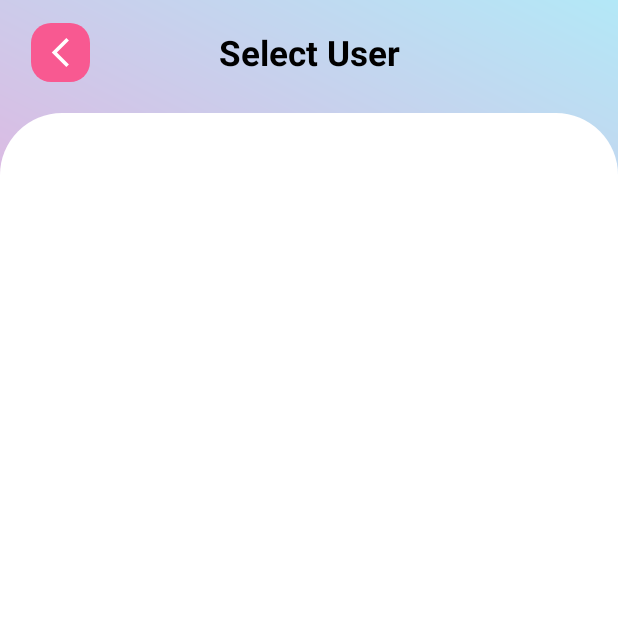
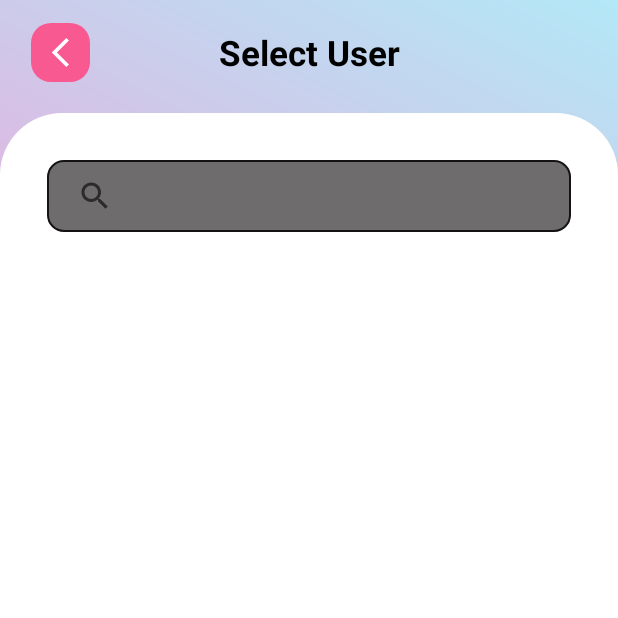
Before and after one commit to men3sgit/chat-app-android, an Android app: the UsersActivity screen opened directly, with no data from a screen before it, on a phone screen of 412 x 824 dp, the top half of it. Run offline under Robolectric (Android 15) with nearby library versions, the light colour scheme and no system bars; our stand-ins replace Firebase (no records; nobody signed in at launch, a user with empty details on screens opened directly), sdp/ssp sizes.

Commit message:
add Search feature

```diff
--- a/app/src/main/java/com/example/chat_app/activities/BaseActivity.java
+++ b/app/src/main/java/com/example/chat_app/activities/BaseActivity.java
@@ -11,7 +11,8 @@ import com.google.firebase.firestore.DocumentReference;
 import com.google.firebase.firestore.FirebaseFirestore;
 
 public class BaseActivity extends AppCompatActivity {
-
+    private static final int ACTIVE = 1;
+    private static final int INACTIVE = 0;
     private DocumentReference documentReference;
 
     @Override
@@ -25,12 +26,12 @@ public class BaseActivity extends AppCompatActivity {
     @Override
     protected void onPause() {
         super.onPause();
-        documentReference.update(Constants.KEY_AVAILABILITY, 0);
+        documentReference.update(Constants.KEY_AVAILABILITY, INACTIVE);
     }
 
     @Override
     protected void onResume() {
         super.onResume();
-        documentReference.update(Constants.KEY_AVAILABILITY, 1);
+        documentReference.update(Constants.KEY_AVAILABILITY, ACTIVE);
     }
 }
--- a/app/src/main/java/com/example/chat_app/activities/UsersActivity.java
+++ b/app/src/main/java/com/example/chat_app/activities/UsersActivity.java
@@ -1,10 +1,12 @@
 package com.example.chat_app.activities;
 
 import androidx.appcompat.app.AppCompatActivity;
+import androidx.appcompat.widget.SearchView;
 
 import android.content.Intent;
 import android.os.Bundle;
 import android.view.View;
+import android.widget.Toast;
 
 import com.example.chat_app.adapters.UsersAdapter;
 import com.example.chat_app.databinding.ActivityUsersBinding;
@@ -19,9 +21,9 @@ import java.util.ArrayList;
 import java.util.List;
 
 public class UsersActivity extends BaseActivity implements UserListener {
-
     private ActivityUsersBinding binding;
     private PreferenceManager preferenceManager;
+    private List<User> users;
 
     @Override
     protected void onCreate(Bundle savedInstanceState) {
@@ -29,24 +31,72 @@ public class UsersActivity extends BaseActivity implements UserListener {
         binding = ActivityUsersBinding.inflate(getLayoutInflater());
         setContentView(binding.getRoot());
         preferenceManager = new PreferenceManager(getApplicationContext());
+        // avoid require input from user's keyboard
+        binding.searchView.clearFocus();
         setListeners();
         getUsers();
     }
 
-    private void setListeners(){
+    private void setListeners() {
         binding.imageBack.setOnClickListener(v -> onBackPressed());
+        setSearchViewListener();
     }
 
-    private void getUsers(){
+    private void setSearchViewListener() {
+        binding.searchView.setOnQueryTextListener(new SearchView.OnQueryTextListener() {
+            @Override
+            public boolean onQueryTextSubmit(String query) {
+                return false;
+            }
+
+            @Override
+            public boolean onQueryTextChange(String newText) {
+                filterList(newText);
+                return true;
+            }
+        });
+
+    }
+
+    private void filterList(String newText) {
+        List<User> filteredList = new ArrayList<>();
+        for (User user : this.users) {
+            if (user.email.toLowerCase().contains(newText.toLowerCase()) // search for email
+                    || user.name.toLowerCase().contains(newText.toLowerCase())) { // search for name
+                filteredList.add(user);
+            }
+
+
+        }
+        if (filteredList.isEmpty()) {
+            binding.textDataNotFound.setVisibility(View.VISIBLE);
+            binding.usersRecyclerView.setVisibility(View.GONE);
+        } else {
+            UsersAdapter usersAdapter = new UsersAdapter(filteredList, this);
+            binding.usersRecyclerView.setAdapter(usersAdapter);
+            binding.usersRecyclerView.setVisibility(View.VISIBLE);
+            binding.textDataNotFound.setVisibility(View.GONE);
+        }
+    }
+
+    public void setFilteredList(List<User> filteredList) {
+        this.users = filteredList;
+    }
+
+    private void showToast(String message) {
+        Toast.makeText(getApplicationContext(), message, Toast.LENGTH_SHORT).show();
+    }
+
+    private void getUsers() {
         loading(true);
         FirebaseFirestore database = FirebaseFirestore.getInstance();
         database.collection(Constants.KEY_COLLECTION_USERS).get().addOnCompleteListener(task -> {
             loading(false);
             String currentId = preferenceManager.getString(Constants.KEY_USER_ID);
-            if(task.isSuccessful() && task.getResult()!=null){
-                List<User> users = new ArrayList<>();
-                for(QueryDocumentSnapshot queryDocumentSnapshot : task.getResult()){
-                    if(currentId.equals(queryDocumentSnapshot.getId())){
+            if (task.isSuccessful() && task.getResult() != null) {
+                users = new ArrayList<>();
+                for (QueryDocumentSnapshot queryDocumentSnapshot : task.getResult()) {
+                    if (currentId.equals(queryDocumentSnapshot.getId())) {
                         continue;
                     }
                     User user = new User();
@@ -58,26 +108,24 @@ public class UsersActivity extends BaseActivity implements UserListener {
                     users.add(user);
                 }
                 //MT list
-                if(users.size() >= 0){
+                if (users.size() >= 0) {
                     UsersAdapter usersAdapter = new UsersAdapter(users, this);
                     binding.usersRecyclerView.setAdapter(usersAdapter);
                     binding.usersRecyclerView.setVisibility(View.VISIBLE);
-                }
-                else showErrorMessage();
-            }
-            else showErrorMessage();
+                } else showErrorMessage();
+            } else showErrorMessage();
         });
     }
 
-    private void showErrorMessage(){
+    private void showErrorMessage() {
         binding.textErrorMessage.setText(String.format("%s", "No user available"));
         binding.textErrorMessage.setVisibility(View.VISIBLE);
     }
 
-    private void loading(Boolean isLoading){
-        if(isLoading){
+    private void loading(Boolean isLoading) {
+        if (isLoading) {
             binding.progressBar.setVisibility(View.VISIBLE);
-        }else binding.progressBar.setVisibility(View.INVISIBLE);
+        } else binding.progressBar.setVisibility(View.INVISIBLE);
     }
 
     @Override
--- /dev/null
+++ b/app/src/main/res/drawable/background_search_view.xml
@@ -0,0 +1,9 @@
+<?xml version="1.0" encoding="utf-8"?>
+<shape xmlns:android="http://schemas.android.com/apk/res/android">
+<corners
+    android:radius="@dimen/_8sdp"/>
+    <stroke android:color="@color/primary_text"
+        android:width="@dimen/_1sdp"/>
+    <solid android:color="@color/secondary_text"/>
+
+</shape>
--- a/app/src/main/res/layout/activity_users.xml
+++ b/app/src/main/res/layout/activity_users.xml
@@ -20,8 +20,7 @@
         android:src="@drawable/ic_back"
         app:layout_constraintStart_toStartOf="parent"
         app:layout_constraintTop_toTopOf="parent"
-        app:tint="@color/white"
-        />
+        app:tint="@color/white" />
 
     <TextView
         android:layout_width="wrap_content"
@@ -33,7 +32,8 @@
         app:layout_constraintBottom_toBottomOf="@id/imageBack"
         app:layout_constraintEnd_toEndOf="parent"
         app:layout_constraintStart_toStartOf="parent"
-        app:layout_constraintTop_toTopOf="@id/imageBack"/>
+        app:layout_constraintTop_toTopOf="@id/imageBack" />
+
 
     <FrameLayout
         android:layout_width="match_parent"
@@ -43,22 +43,35 @@
         app:layout_constraintBottom_toBottomOf="parent"
         app:layout_constraintTop_toBottomOf="@id/imageBack">
 
+
+        <androidx.appcompat.widget.SearchView
+            android:id="@+id/searchView"
+            android:background="@drawable/background_search_view"
+            android:layout_width="match_parent"
+            android:layout_height="wrap_content"
+            android:layout_margin="@dimen/_24sdp"
+            android:layout_marginTop="@dimen/_16sdp"
+            android:queryHint="Search for user"
+            app:iconifiedByDefault="false"
+            android:clickable="true"/>
+
         <androidx.recyclerview.widget.RecyclerView
             android:id="@+id/usersRecyclerView"
             android:layout_width="match_parent"
+            android:layout_marginTop="@dimen/_32sdp"
             android:layout_height="match_parent"
             android:clipToPadding="false"
             android:orientation="vertical"
             android:overScrollMode="never"
             android:padding="@dimen/_20sdp"
             android:visibility="gone"
-            app:layoutManager="androidx.recyclerview.widget.LinearLayoutManager"/>
+            app:layoutManager="androidx.recyclerview.widget.LinearLayoutManager" />
 
         <ProgressBar
             android:id="@+id/progressBar"
             android:layout_width="@dimen/_25sdp"
             android:layout_height="@dimen/_25sdp"
-            android:layout_gravity="center"/>
+            android:layout_gravity="center" />
 
         <TextView
             android:id="@+id/textErrorMessage"
@@ -70,7 +83,17 @@
             android:gravity="center"
             android:textColor="@color/error"
             android:textSize="@dimen/_12ssp"
-            android:visibility="gone"/>
+            android:visibility="gone" />
+        <TextView
+            android:id="@+id/textDataNotFound"
+            android:layout_width="wrap_content"
+            android:layout_height="wrap_content"
+            android:layout_gravity="center"
+            android:text="Data not found"
+            android:textSize="@dimen/_16ssp"
+            android:visibility="gone"
+            />
+
 
     </FrameLayout>
 </androidx.constraintlayout.widget.ConstraintLayout>
```
